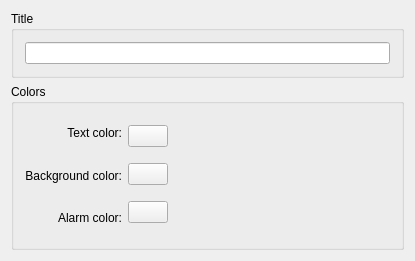
Before: the Qt Designer form gui/SensorDisplayLib/SensorLoggerSettingsWidget.ui in KDE/ksysguard, drawn with Qt 5.
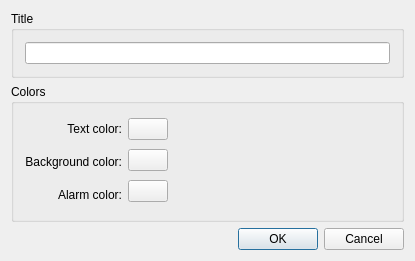
After: the same form once the commit is applied. Custom widgets are drawn as their Qt base class.

Commit message: Port from KDialog to QDialog

```diff
--- a/gui/SensorDisplayLib/SensorLoggerSettingsWidget.ui
+++ b/gui/SensorDisplayLib/SensorLoggerSettingsWidget.ui
@@ -181,6 +181,13 @@
      </layout>
     </widget>
    </item>
+   <item>
+    <widget class="QDialogButtonBox" name="buttonBox">
+     <property name="standardButtons">
+      <set>QDialogButtonBox::Cancel|QDialogButtonBox::Ok</set>
+     </property>
+    </widget>
+   </item>
   </layout>
  </widget>
  <customwidgets>
```
The commit also changes 17 other files.
